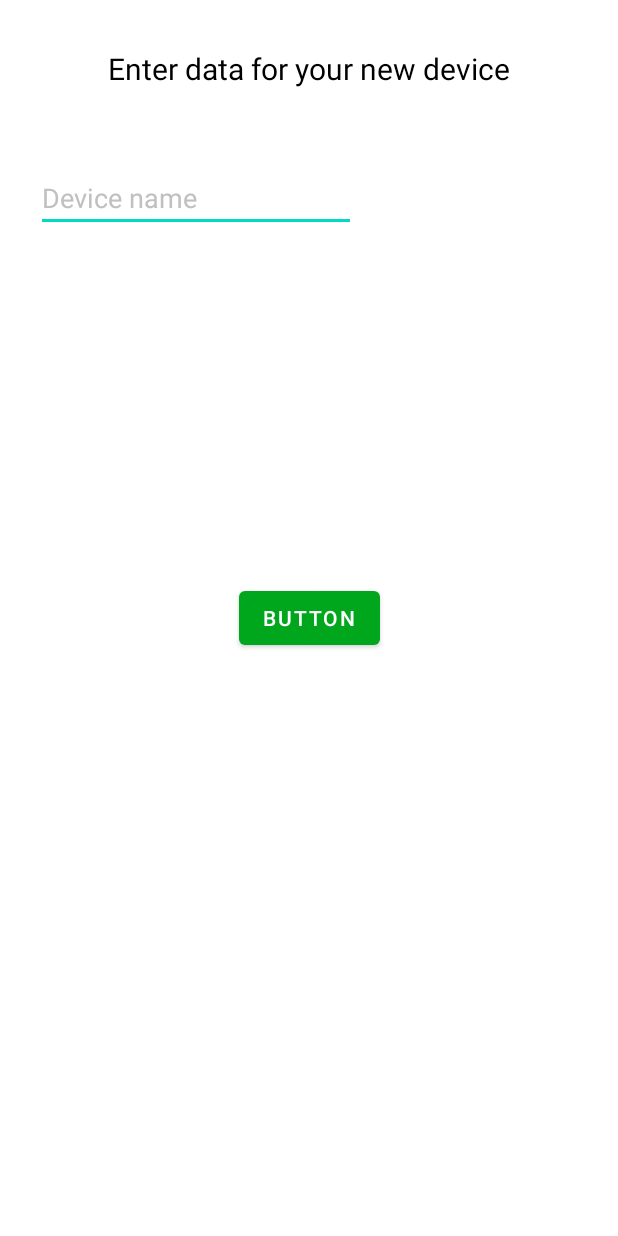
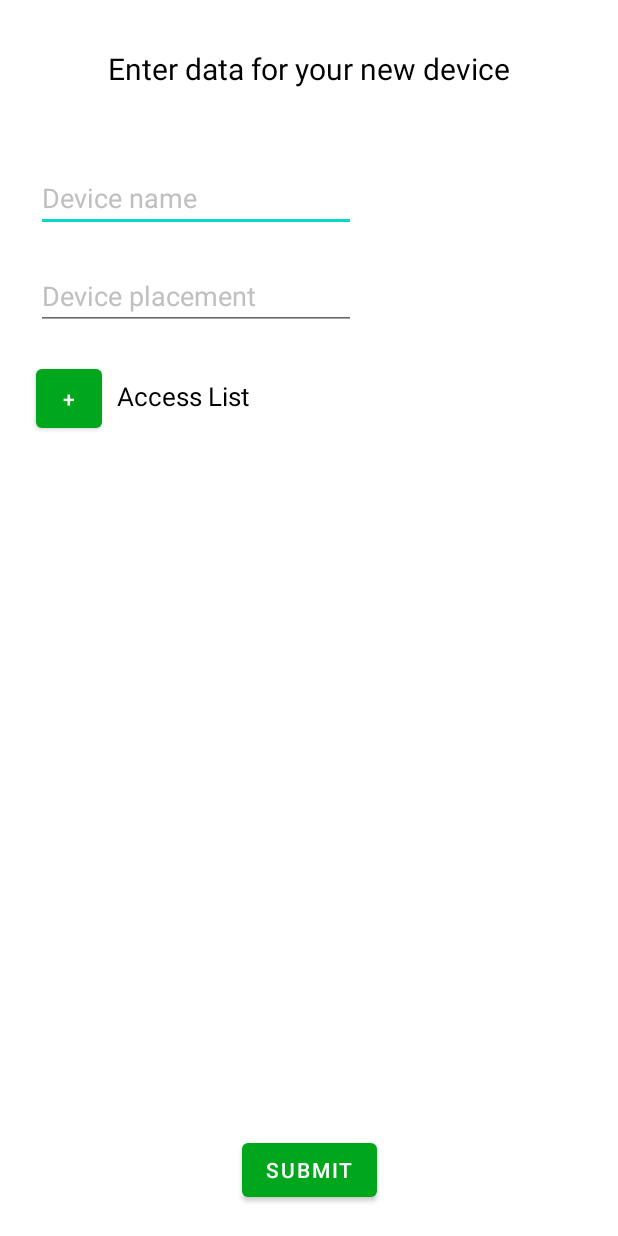
Before and after one commit to StefanBosev/Diplom-work, an Android app: the AddNewDeviceActivity screen opened directly, with no data from a screen before it, on a phone screen of 412 x 824 dp. Run offline under Robolectric (Android 15) with nearby library versions, the phone set to English and light mode, and no system bars; our stand-ins replace Firebase (no records; nobody signed in at launch, a user with empty details on screens opened directly).

Commit message:
Design fixes and separation of dynamic creation from main application pages.

```diff
--- a/SmartQRLockApp/app/build.gradle
+++ b/SmartQRLockApp/app/build.gradle
@@ -34,10 +34,11 @@ dependencies {
     implementation 'androidx.appcompat:appcompat:1.4.1'
     implementation 'com.google.android.material:material:1.5.0'
     implementation 'androidx.constraintlayout:constraintlayout:2.1.3'
-    implementation 'androidx.navigation:navigation-fragment:2.4.0'
-    implementation 'androidx.navigation:navigation-ui:2.4.0'
+    implementation 'androidx.navigation:navigation-fragment:2.4.1'
+    implementation 'androidx.navigation:navigation-ui:2.4.1'
     implementation 'com.google.firebase:firebase-storage:20.0.0'
     implementation 'androidmads.library.qrgenearator:QRGenearator:1.0.3'
+    implementation 'com.google.android.material:material:1.5.0'
     testImplementation 'junit:junit:4.+'
     androidTestImplementation 'androidx.test.ext:junit:1.1.3'
     androidTestImplementation 'androidx.test.espresso:espresso-core:3.4.0'
--- a/SmartQRLockApp/app/src/main/res/layout/activity_add_new_device.xml
+++ b/SmartQRLockApp/app/src/main/res/layout/activity_add_new_device.xml
@@ -28,19 +28,77 @@
         android:layout_marginTop="50dp"
         android:ems="10"
         android:inputType="textPersonName"
-        android:hint="@string/enter_device_name_text"
+        android:hint="@string/enter_device_name_hint"
         android:textColor="@color/black"
         android:textColorHint="@color/light_grey"
         app:layout_constraintStart_toStartOf="parent"
         app:layout_constraintTop_toBottomOf="@+id/newDevicePageHeading" />
 
-    <Button
-        android:id="@+id/button"
+
+
+    <EditText
+        android:id="@+id/setDevicePlacement"
         android:layout_width="wrap_content"
         android:layout_height="wrap_content"
-        android:text="Button"
+        android:layout_marginStart="24dp"
+        android:layout_marginTop="20dp"
+        android:hint="@string/enter_device_placement_hint"
+        android:textColor="@color/black"
+        android:textColorHint="@color/light_grey"
+        android:ems="10"
+        android:inputType="textPersonName"
+
+        app:layout_constraintStart_toStartOf="parent"
+        app:layout_constraintTop_toBottomOf="@+id/setDeviceName" />
+
+    <TextView
+        android:id="@+id/textView"
+        android:layout_width="wrap_content"
+        android:layout_height="wrap_content"
+        android:layout_marginStart="10dp"
+        android:layout_marginTop="32dp"
+        android:text="Access List"
+        android:textColor="@color/black"
+        android:textSize="17sp"
+        app:layout_constraintStart_toEndOf="@+id/addAccessEntry"
+        app:layout_constraintTop_toBottomOf="@+id/setDevicePlacement" />
+
+    <Button
+        android:id="@+id/addAccessEntry"
+        android:layout_width="44dp"
+        android:layout_height="51dp"
+        android:layout_marginStart="24dp"
+        android:layout_marginTop="20dp"
+        android:text="+"
+        app:layout_constraintStart_toStartOf="parent"
+        app:layout_constraintTop_toBottomOf="@+id/setDevicePlacement" />
+
+    <Button
+        android:id="@+id/submit"
+        android:layout_width="wrap_content"
+        android:layout_height="wrap_content"
+        android:layout_marginBottom="20dp"
+        android:text="Submit"
         app:layout_constraintBottom_toBottomOf="parent"
         app:layout_constraintEnd_toEndOf="parent"
+        app:layout_constraintStart_toStartOf="parent" />
+
+    <ScrollView
+        android:id="@+id/accessListScrollView"
+        android:layout_width="346dp"
+        android:layout_height="341dp"
+        android:layout_marginTop="5dp"
+        android:layout_marginBottom="5dp"
+        app:layout_constraintBottom_toTopOf="@+id/submit"
+        app:layout_constraintEnd_toEndOf="parent"
         app:layout_constraintStart_toStartOf="parent"
-        app:layout_constraintTop_toTopOf="parent" />
+        app:layout_constraintTop_toBottomOf="@+id/addAccessEntry">
+
+        <LinearLayout
+            android:id="@+id/addToListView"
+            android:layout_width="match_parent"
+            android:layout_height="wrap_content"
+            android:orientation="vertical" />
+    </ScrollView>
+
 </androidx.constraintlayout.widget.ConstraintLayout>
--- a/SmartQRLockApp/app/src/main/res/layout/activity_devices.xml
+++ b/SmartQRLockApp/app/src/main/res/layout/activity_devices.xml
@@ -19,7 +19,7 @@
 
     <ScrollView
         android:layout_width="match_parent"
-        android:layout_height="match_parent">
+        android:layout_height="672dp">
 
         <LinearLayout
             android:id="@+id/devicesList"
--- a/SmartQRLockApp/app/src/main/res/values/strings.xml
+++ b/SmartQRLockApp/app/src/main/res/values/strings.xml
@@ -12,6 +12,7 @@
     <string name="add_new_device">New device creation</string>
 
     <string name="new_device_heading">Enter data for your new device</string>
-    <string name="enter_device_name_text">Device name</string>
+    <string name="enter_device_name_hint">Device name</string>
+    <string name="enter_device_placement_hint">Device placement</string>
     <string name="title_activity_edit_device">EditDeviceActivity</string>
 </resources>
--- /dev/null
+++ b/SmartQRLockApp/app/src/main/res/xml/paths.xml
@@ -0,0 +1,6 @@
+<?xml version="1.0" encoding="utf-8"?>
+<paths>
+    <cache-path
+        name="shared_images"
+        path="images/" />
+</paths>
--- a/SmartQRLockApp/build.gradle
+++ b/SmartQRLockApp/build.gradle
@@ -17,6 +17,7 @@ allprojects {
     repositories {
         google()
         jcenter()
+        mavenCentral()
     }
 }
 
```
Also changed, not shown: SmartQRLockApp/app/src/main/AndroidManifest.xml (+13 -1 lines), SmartQRLockApp/app/src/main/java/org/elsys/smartqrlockapp/AddNewDeviceActivity.java (+35 -37 lines), SmartQRLockApp/app/src/main/java/org/elsys/smartqrlockapp/DevicesActivity.java (+5 -28 lines), SmartQRLockApp/app/src/main/java/org/elsys/smartqrlockapp/EditDeviceActivity.java (+55 -3 lines), SmartQRLockApp/app/src/main/java/org/elsys/smartqrlockapp/factories/CardViewFactory.java (added, +97 -0 lines), SmartQRLockApp/app/src/main/java/org/elsys/smartqrlockapp/factories/FileManager.java (added, +73 -0 lines), SmartQRLockApp/app/src/main/res/layout/activity_edit_device.xml (+12 -1 lines).
